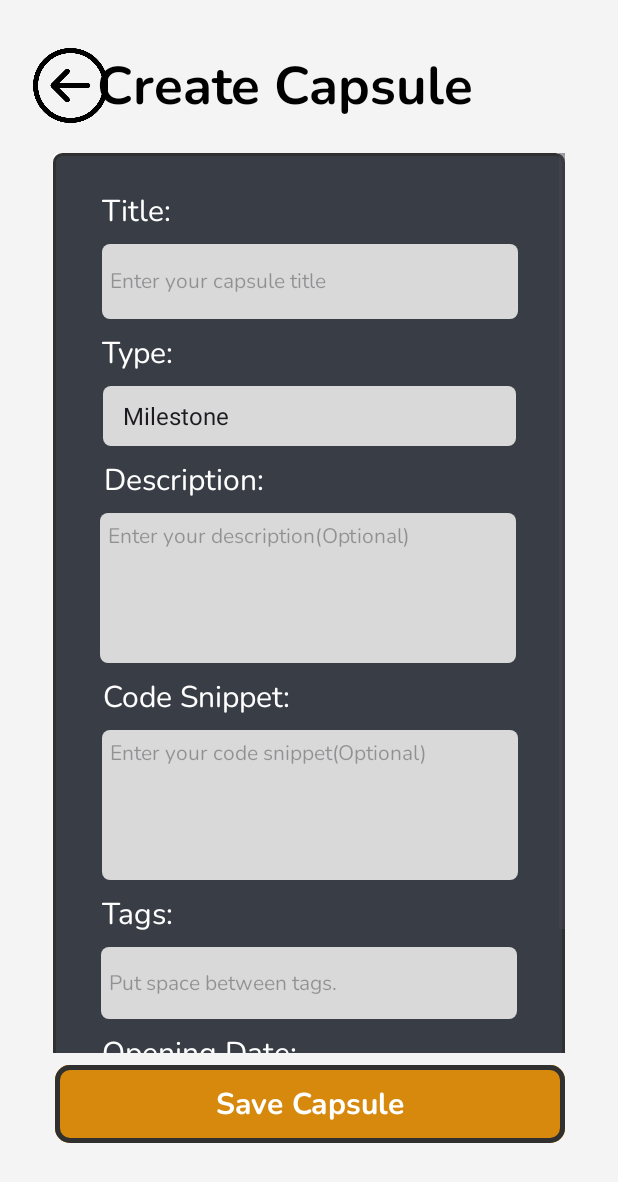
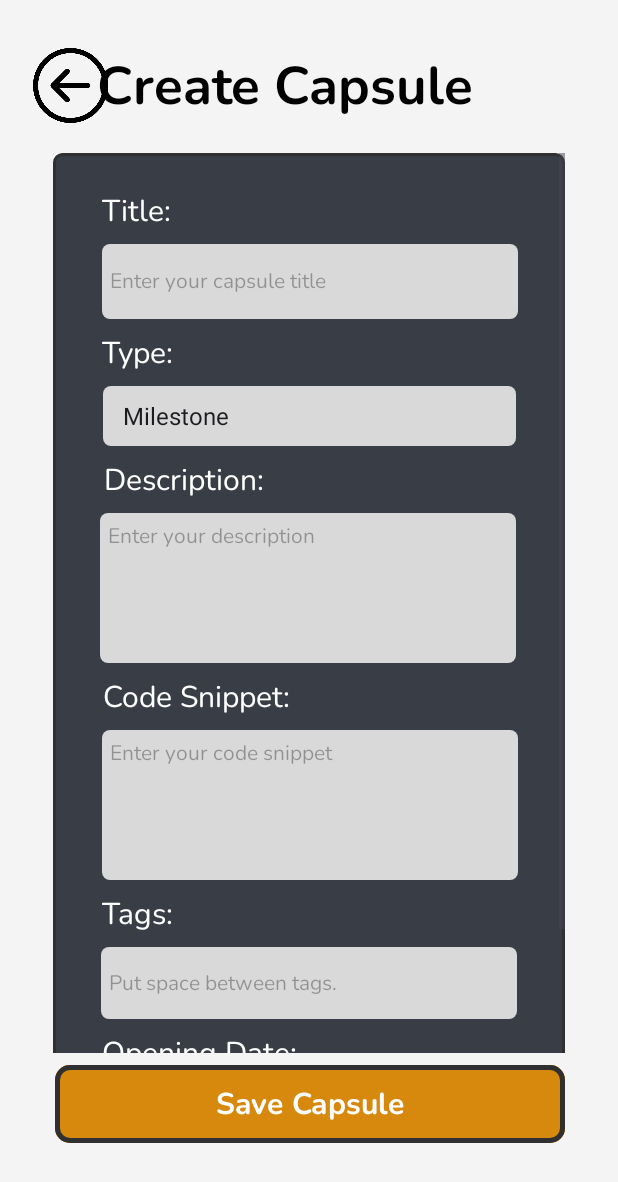
Before and after one commit to DragunWF/DevVault, an Android app: the NewCapsuleActivity screen opened directly, with no data from a screen before it, on a phone screen of 412 x 824 dp. Shown: the top 1182 px of the screen. Run offline under Robolectric (Android 15) with nearby library versions, the phone set to English and light mode, and no system bars.

Commit message:
removed optional

```diff
--- a/app/src/main/res/layout/activity_new_capsule.xml
+++ b/app/src/main/res/layout/activity_new_capsule.xml
@@ -138,7 +138,7 @@
                     android:ems="10"
                     android:fontFamily="@font/nunito_regular"
                     android:gravity="start|top"
-                    android:hint="Enter your description(Optional)"
+                    android:hint="Enter your description"
                     android:inputType="textMultiLine"
                     android:padding="5dp"
                     android:textColor="@color/black"
@@ -171,7 +171,7 @@
                     android:ems="10"
                     android:fontFamily="@font/nunito_regular"
                     android:gravity="start|top"
-                    android:hint="Enter your code snippet(Optional)"
+                    android:hint="Enter your code snippet"
                     android:inputType="textMultiLine"
                     android:padding="5dp"
                     android:textColor="@color/black"
```
